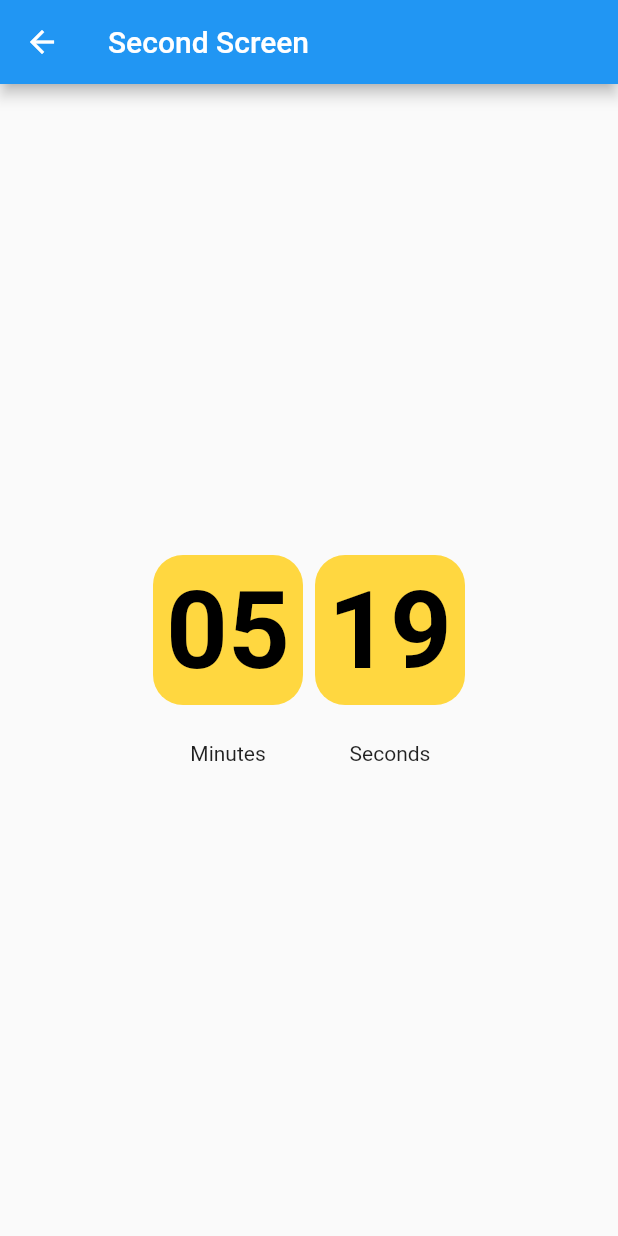
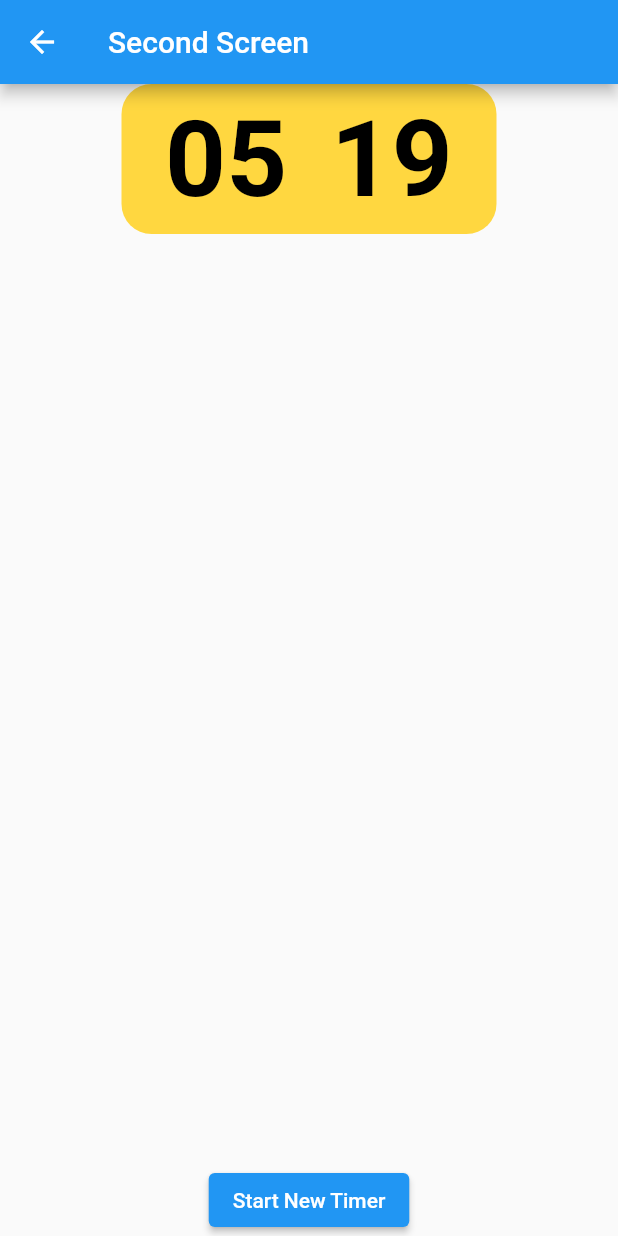
Before and after one commit to ernestocarocca/count_down, a Flutter app: the screen it shows after launch, after a tap on "Go to Second Screen", on a phone screen of 412 x 824 dp. Run offline on Flutter 3.47's test engine with Material 2 defaults, Android fonts, the phone set to English and light mode, and no system bars; our stand-ins replace flutter_animate, flutter_countdown_timer, shared_preferences, timer_count_down; missing offline and left inert: dart:ffi.

Commit message:
can add new timers

```diff
--- a/lib/main.dart
+++ b/lib/main.dart
@@ -17,23 +17,3 @@ class MyApp extends StatelessWidget {
     );
   }
 }
-
-class MyHomePage extends StatefulWidget {
-  const MyHomePage({
-    super.key,
-  });
-
-  @override
-  State<MyHomePage> createState() => _MyHomePageState();
-}
-
-class _MyHomePageState extends State<MyHomePage> {
-
-
-  @override
-  Widget build(BuildContext context) {
-    return Scaffold(
-
-        );
-  }
-}
--- a/lib/screen/second_screen.dart
+++ b/lib/screen/second_screen.dart
@@ -14,29 +14,28 @@ class SecondScreen extends StatefulWidget {
 
 class _SecondScreenState extends State<SecondScreen> {
   static const countdownDuration = Duration(minutes: 5, seconds: 20);
-  Duration duration = Duration();
+  List<Duration> durations = [];
   Timer? timer;
-  bool isCountdown = true;
+
   @override
   void initState() {
     super.initState();
-    startTimer();
     reset();
   }
 
   void reset() {
-    if (isCountdown) {
-      setState(() => duration = countdownDuration);
-    } else {
-      setState(() => duration = Duration());
-    }
+    durations.clear();
+    durations.add(countdownDuration);
+    startTimer();
   }
 
   void addTime() {
-    final addSeconds = isCountdown ? -1 : 1;
     setState(() {
-      final seconds = duration.inSeconds + addSeconds;
-      duration = Duration(seconds: seconds);
+      for (int i = 0; i < durations.length; i++) {
+        if (durations[i].inSeconds > 0) {
+          durations[i] = Duration(seconds: durations[i].inSeconds - 1);
+        } else {}
+      }
     });
   }
 
@@ -45,49 +44,93 @@ class _SecondScreenState extends State<SecondScreen> {
   }
 
   @override
+  void dispose() {
+    timer?.cancel();
+    super.dispose();
+  }
+
+  @override
   Widget build(BuildContext context) => Scaffold(
         appBar: AppBar(
           title: Text('Second Screen'),
         ),
         body: Center(
-          child: BuildTime(),
+          child: Column(
+            mainAxisAlignment: MainAxisAlignment.center,
+            children: [
+              Expanded(
+                child: BuildTime(),
+              ),
+              ElevatedButton(
+                onPressed: () {
+                  setState(() {
+                    durations.add(countdownDuration); // Lägg till ny tid
+                  });
+                },
+                child: Text('Start New Timer'),
+              ),
+            ],
+          ),
         ),
       );
 
   Widget BuildTime() {
-    String twoDigits(int n) => n.toString().padLeft(2, '0');
-    final minutes = twoDigits(duration.inMinutes.remainder(60));
-    final seconds = twoDigits(duration.inSeconds.remainder(60));
+    return ListView.builder(
+      itemCount: durations.length,
+      itemBuilder: (BuildContext context, int index) {
+        String twoDigits(int n) => n.toString().padLeft(2, '0');
+        final minutes = twoDigits(durations[index].inMinutes.remainder(60));
+        final seconds = twoDigits(durations[index].inSeconds.remainder(60));
 
-    return Row(
-      mainAxisAlignment: MainAxisAlignment.center,
-      children: [
-        buildTimeCard(time: minutes, header: 'Minutes'),
-        const SizedBox(width: 8),
-        buildTimeCard(time: seconds, header: 'Seconds'),
-      ],
+        return buildTimeCard(
+          time1: minutes,
+          header1: 'Minutes',
+          time2: seconds,
+          header2: 'Seconds',
+        );
+      },
     );
   }
 
-  Widget buildTimeCard({required String time, required String header}) =>
-      Column(
+  Widget buildTimeCard({
+    required String time1,
+    required String header1,
+    required String time2,
+    required String header2,
+  }) =>
+      Row(
         mainAxisAlignment: MainAxisAlignment.center,
         children: [
           Container(
-              alignment: Alignment.center,
-              width: 100,
-              height: 100,
-              decoration: BoxDecoration(
-                  color: Colors.amberAccent,
-                  borderRadius: BorderRadius.circular(20)),
-              child: Text(time,
+            width: 250,
+            height: 100,
+
+            decoration: BoxDecoration(
+              color: Colors.amberAccent,
+              borderRadius: BorderRadius.circular(20),
+            ),
+            child: Row(
+              mainAxisAlignment: MainAxisAlignment.spaceEvenly,
+              children: [
+                Text(
+                  time1,
                   style: const TextStyle(
                     fontWeight: FontWeight.bold,
                     color: Colors.black,
-                    fontSize: 72,
-                  ))),
-          const SizedBox(height: 24),
-          Text(header),
+                    fontSize: 71,
+                  ),
+                ),
+                Text(
+                  time2,
+                  style: const TextStyle(
+                    fontWeight: FontWeight.bold,
+                    color: Colors.black,
+                    fontSize: 71,
+                  ),
+                ),
+              ],
+            ),
+          ),
         ],
       );
 }
```
